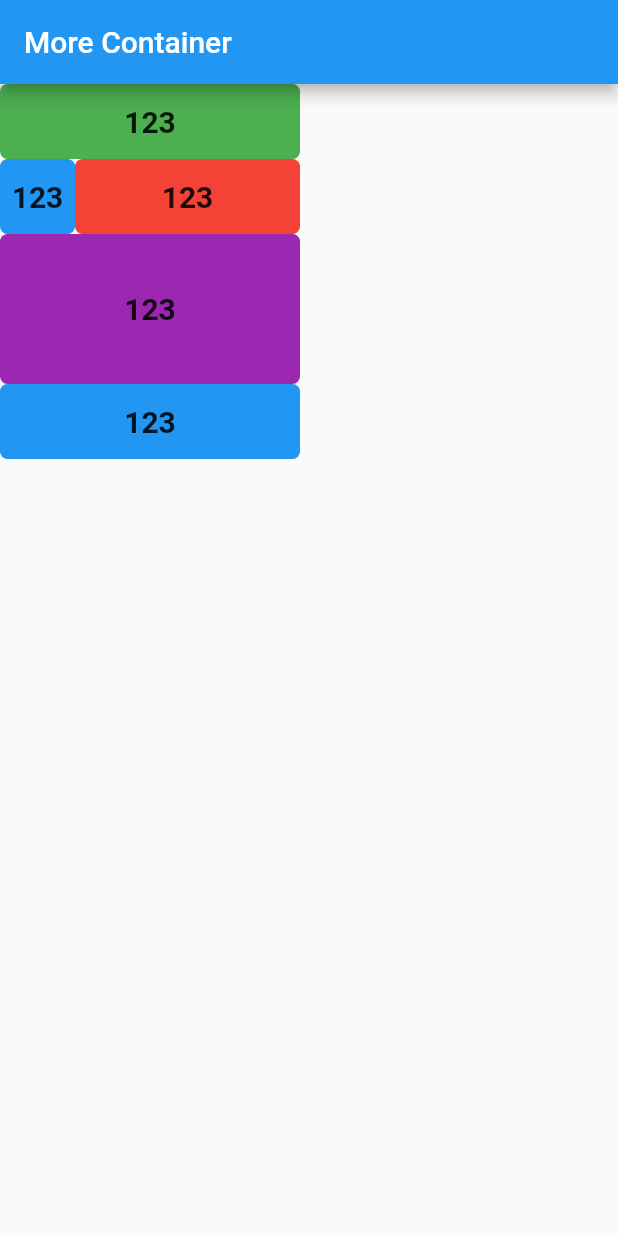
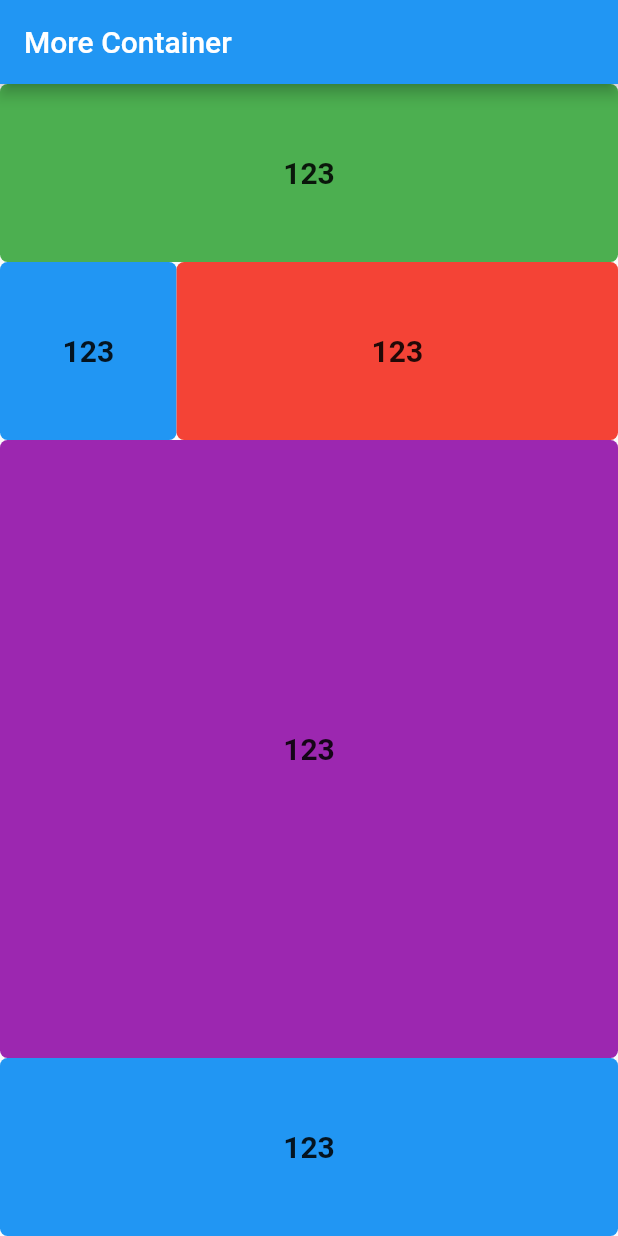
Before and after one commit to ChhailengTim/collection-flutter-ui, a Flutter app: the screen it shows after launch, on a phone screen of 412 x 824 dp. Run offline on Flutter 3.47's test engine with Material 2 defaults, Android fonts, the phone set to English and light mode, and no system bars.

Commit message:
Update lesson4_container.dart

```diff
--- a/flutter_ui/lib/1_material_app_scaffold/lesson4_container.dart
+++ b/flutter_ui/lib/1_material_app_scaffold/lesson4_container.dart
@@ -13,10 +13,11 @@ class Window extends StatelessWidget {
         body: Column(
           crossAxisAlignment: CrossAxisAlignment.start,
           children: [
-            Container(
+            Expanded(
+              child: Container(
                 alignment: Alignment.center,
-              height: 50,
-              width: 200,
+                // height: 50,
+                // width: 200,
                 decoration: BoxDecoration(
                   color: Colors.green,
                   borderRadius: BorderRadius.circular(5),
@@ -29,12 +30,14 @@ class Window extends StatelessWidget {
                       .copyWith(fontWeight: FontWeight.bold),
                 ),
               ),
-            Row(
+            ),
+            Expanded(
+              child: Row(
                 children: [
                   Container(
                     alignment: Alignment.center,
-                  height: 50,
-                  width: 50,
+                    // height: 50,
+                    width: MediaQuery.of(context).size.width / 3.5,
                     decoration: BoxDecoration(
                       color: Colors.blue,
                       borderRadius: BorderRadius.circular(5),
@@ -47,10 +50,11 @@ class Window extends StatelessWidget {
                           .copyWith(fontWeight: FontWeight.bold),
                     ),
                   ),
-                Container(
+                  Expanded(
+                    child: Container(
                       alignment: Alignment.center,
-                  height: 50,
-                  width: 150,
+                      // height: 50,
+                      // width: 150,
                       decoration: BoxDecoration(
                         color: Colors.red,
                         borderRadius: BorderRadius.circular(5),
@@ -63,12 +67,14 @@ class Window extends StatelessWidget {
                             .copyWith(fontWeight: FontWeight.bold),
                       ),
                     ),
+                  ),
                 ],
+              ),
             ),
             Container(
               alignment: Alignment.center,
-              height: 100,
-              width: 200,
+              height: MediaQuery.of(context).size.height / 2,
+              // width: 200,
               decoration: BoxDecoration(
                 color: Colors.purple,
                 borderRadius: BorderRadius.circular(5),
@@ -81,10 +87,11 @@ class Window extends StatelessWidget {
                     .copyWith(fontWeight: FontWeight.bold),
               ),
             ),
-            Container(
+            Expanded(
+              child: Container(
                 alignment: Alignment.center,
-              height: 50,
-              width: 200,
+                // height: 50,
+                // width: 200,
                 decoration: BoxDecoration(
                   color: Colors.blue,
                   borderRadius: BorderRadius.circular(5),
@@ -97,6 +104,7 @@ class Window extends StatelessWidget {
                       .copyWith(fontWeight: FontWeight.bold),
                 ),
               ),
+            ),
           ],
         ),
       ),
```
Lines whose indentation alone changed are shown as unchanged.
